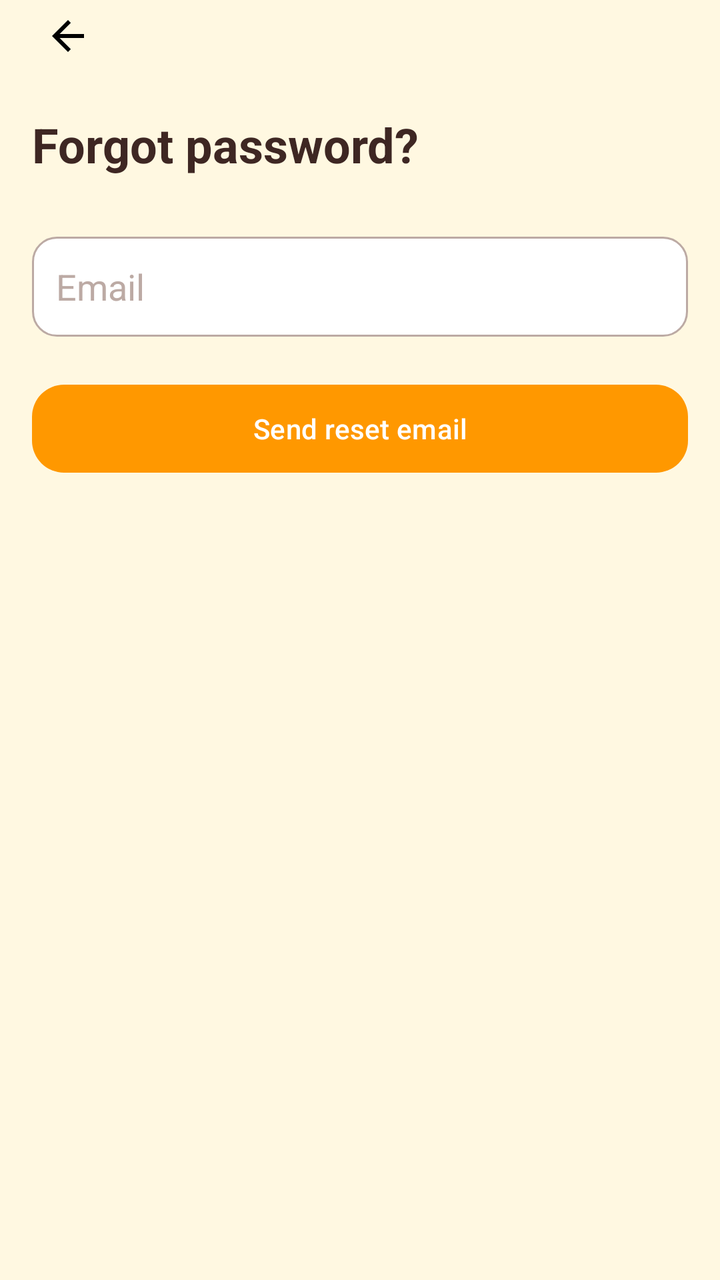
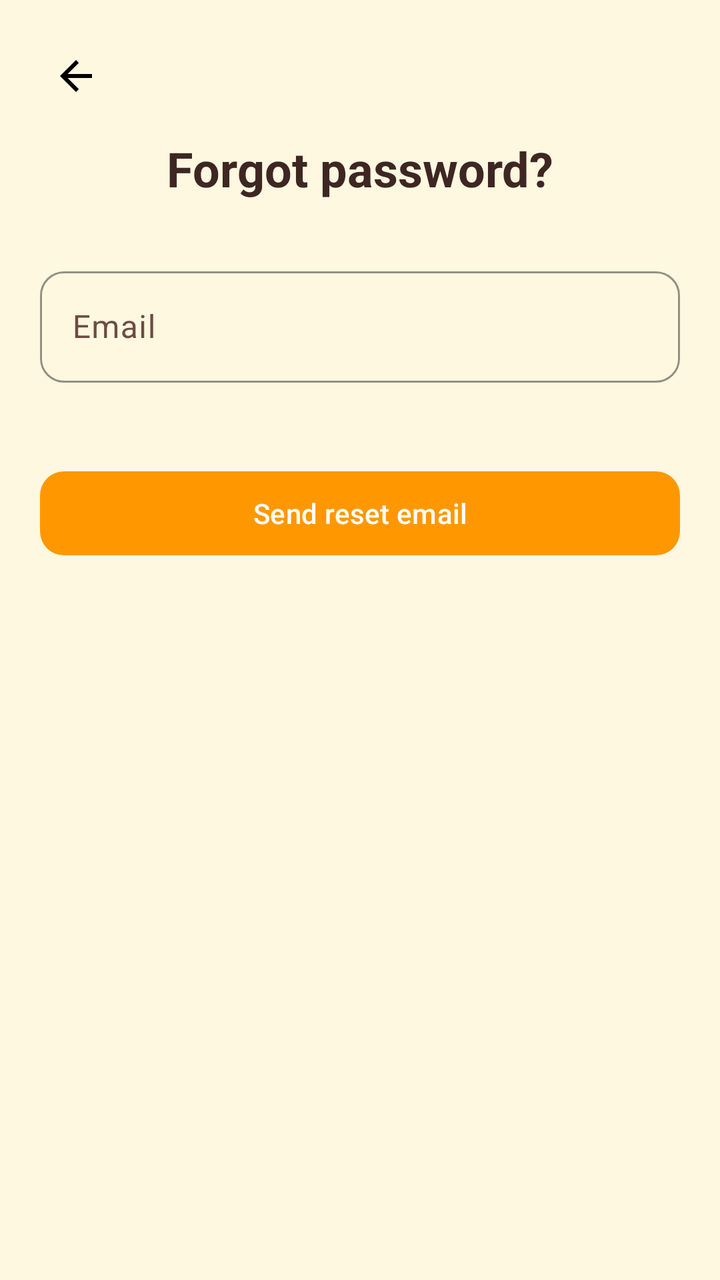

An Android layout rendered at two revisions. The XML below is the earlier revision; the diff shows what the commit changed to produce the second picture.
<!-- AndroidManifest.xml: application theme Theme.SmartFlashCard -->
<!-- res/layout/activity_forgot_pass.xml -->
<?xml version="1.0" encoding="utf-8"?>
<LinearLayout xmlns:android="http://schemas.android.com/apk/res/android"
    xmlns:app="http://schemas.android.com/apk/res-auto"
    android:id="@+id/forgotPass"
    android:layout_width="match_parent"
    android:layout_height="match_parent"
    android:background="?android:attr/colorBackground"
    android:orientation="vertical"
    android:paddingStart="16dp"
    android:paddingEnd="16dp">

    <ImageView
        android:id="@+id/back"
        android:layout_width="36dp"
        android:layout_height="36dp"
        android:layout_marginBottom="20dp"
        android:background="?attr/selectableItemBackgroundBorderless"
        android:padding="6dp"
        android:src="@drawable/ic_back"
        app:navigationIcon="@drawable/ic_back"/>

    <TextView
        android:layout_width="wrap_content"
        android:layout_height="wrap_content"
        android:layout_marginBottom="30dp"
        android:text="@string/forgot_password"
        android:textColor="?attr/colorOnBackground"
        android:textSize="24sp"
        android:textStyle="bold" />

    <EditText
        android:id="@+id/edmail"
        android:layout_width="match_parent"
        android:layout_height="50dp"
        android:background="@drawable/customedit"
        android:hint="@string/signup_email"
        android:inputType="textEmailAddress"
        android:padding="12dp"
        android:textColor="?attr/colorOnSurface"
        android:textColorHint="?attr/colorOutline" />

    <com.google.android.material.button.MaterialButton
        android:id="@+id/btnsenemail"
        style="@style/Widget.SmartFlashCard.Button"
        android:layout_width="match_parent"
        android:layout_height="52dp"
        android:layout_marginTop="20dp"
        android:text="@string/forgot_send" />

</LinearLayout>
<!-- resources referenced by this layout -->
<resources>
  <!-- drawable customedit (drawable) -->
  <?xml version="1.0" encoding="utf-8"?>
  <shape xmlns:android="http://schemas.android.com/apk/res/android">
      <solid android:color="@color/md_theme_light_surface" />
      <corners android:radius="@dimen/kid_corner_small" />
      <stroke
          android:width="1dp"
          android:color="@color/md_theme_light_outline" />
  </shape>
  <string name="forgot_password">Forgot password?</string>
  <string name="forgot_send">Send reset email</string>
  <string name="signup_email">Email</string>
  <style name="Widget.SmartFlashCard.Button" parent="Widget.Material3.Button">
          <item name="cornerRadius">@dimen/kid_corner_button</item>
          <item name="backgroundTint">?attr/colorPrimary</item>
          <item name="android:textColor">?attr/colorOnPrimary</item>
      </style>
  <style name="Theme.SmartFlashCard" parent="Base.Theme.SmartFlashCard" />
  <color name="md_theme_light_surface">#FFFFFF</color>
  <dimen name="kid_corner_small">12dp</dimen>
  <color name="md_theme_light_outline">#BCAAA4</color>
  <dimen name="kid_corner_button">16dp</dimen>
  <color name="md_theme_light_primary">#FF9800</color>
  <color name="md_theme_light_onPrimary">#FFFFFF</color>
  <color name="md_theme_light_primaryContainer">#FFE0B2</color>
  <color name="md_theme_light_onPrimaryContainer">#5D3200</color>
  <color name="md_theme_light_secondary">#00BCD4</color>
  <color name="md_theme_light_onSecondary">#FFFFFF</color>
  <color name="md_theme_light_secondaryContainer">#B2EBF2</color>
  <color name="md_theme_light_onSecondaryContainer">#006064</color>
  <color name="md_theme_light_tertiary">#66BB6A</color>
  <color name="md_theme_light_onTertiary">#FFFFFF</color>
  <color name="md_theme_light_tertiaryContainer">#C8E6C9</color>
  <color name="md_theme_light_onTertiaryContainer">#1B5E20</color>
  <color name="md_theme_light_background">#FFF8E1</color>
  <color name="md_theme_light_onBackground">#3E2723</color>
  <color name="md_theme_light_error">#E53935</color>
  <color name="md_theme_light_onError">#FFFFFF</color>
  <color name="md_theme_light_errorContainer">#FFCDD2</color>
  <color name="md_theme_light_onErrorContainer">#B71C1C</color>
  <color name="md_theme_light_onSurface">#3E2723</color>
  <color name="md_theme_light_surfaceVariant">#FFF3E0</color>
  <color name="md_theme_light_onSurfaceVariant">#6D4C41</color>
  <style name="Widget.SmartFlashCard.Card" parent="Widget.Material3.CardView.Elevated">
          <item name="cardCornerRadius">@dimen/kid_corner_card</item>
          <item name="cardElevation">@dimen/kid_elevation_card</item>
          <item name="cardBackgroundColor">?attr/colorSurface</item>
          <item name="strokeWidth">0dp</item>
      </style>
  <style name="Widget.SmartFlashCard.Fab" parent="Widget.Material3.FloatingActionButton.Primary">
          <item name="backgroundTint">?attr/colorSecondary</item>
          <item name="tint">?attr/colorOnSecondary</item>
          <item name="shapeAppearance">@style/ShapeAppearance.SmartFlashCard.Medium</item>
      </style>
  <style name="ShapeAppearance.SmartFlashCard.Small" parent="ShapeAppearance.Material3.Corner.Small">
          <item name="cornerSize">@dimen/kid_corner_small</item>
      </style>
  <style name="ShapeAppearance.SmartFlashCard.Medium" parent="ShapeAppearance.Material3.Corner.Medium">
          <item name="cornerSize">@dimen/kid_corner_button</item>
      </style>
  <style name="ShapeAppearance.SmartFlashCard.Large" parent="ShapeAppearance.Material3.Corner.Large">
          <item name="cornerSize">@dimen/kid_corner_card</item>
      </style>
  <dimen name="kid_corner_card">24dp</dimen>
  <dimen name="kid_elevation_card">4dp</dimen>
  <!-- unchanged entries left out for length: 4 -->
</resources>

<!-- the commit's change to res/layout/activity_forgot_pass.xml (unified diff, before → after) -->
@@ -1,50 +1,63 @@
 <?xml version="1.0" encoding="utf-8"?>
-<LinearLayout xmlns:android="http://schemas.android.com/apk/res/android"
+<ScrollView xmlns:android="http://schemas.android.com/apk/res/android"
     xmlns:app="http://schemas.android.com/apk/res-auto"
+    xmlns:tools="http://schemas.android.com/tools"
     android:id="@+id/forgotPass"
     android:layout_width="match_parent"
     android:layout_height="match_parent"
     android:background="?android:attr/colorBackground"
-    android:orientation="vertical"
-    android:paddingStart="16dp"
-    android:paddingEnd="16dp">
+    android:fillViewport="true">
 
-    <ImageView
-        android:id="@+id/back"
-        android:layout_width="36dp"
-        android:layout_height="36dp"
-        android:layout_marginBottom="20dp"
-        android:background="?attr/selectableItemBackgroundBorderless"
-        android:padding="6dp"
-        android:src="@drawable/ic_back"
-        app:navigationIcon="@drawable/ic_back"/>
+    <LinearLayout
+        android:layout_width="match_parent"
+        android:layout_height="wrap_content"
+        android:orientation="vertical"
+        android:padding="20dp">
 
-    <TextView
-        android:layout_width="wrap_content"
-        android:layout_height="wrap_content"
-        android:layout_marginBottom="30dp"
-        android:text="@string/forgot_password"
-        android:textColor="?attr/colorOnBackground"
-        android:textSize="24sp"
-        android:textStyle="bold" />
+        <ImageView
+            android:id="@+id/back"
+            android:layout_width="36dp"
+            android:layout_height="36dp"
+            android:background="?attr/selectableItemBackgroundBorderless"
+            android:contentDescription="@string/forgot_password"
+            android:padding="6dp"
+            android:src="@drawable/ic_back" />
 
-    <EditText
-        android:id="@+id/edmail"
-        android:layout_width="match_parent"
-        android:layout_height="50dp"
-        android:background="@drawable/customedit"
-        android:hint="@string/signup_email"
-        android:inputType="textEmailAddress"
-        android:padding="12dp"
-        android:textColor="?attr/colorOnSurface"
-        android:textColorHint="?attr/colorOutline" />
+        <TextView
+            android:layout_width="wrap_content"
+            android:layout_height="wrap_content"
+            android:layout_gravity="center_horizontal"
+            android:layout_marginTop="12dp"
+            android:layout_marginBottom="30dp"
+            android:text="@string/forgot_password"
+            android:textColor="?attr/colorOnBackground"
+            android:textSize="24sp"
+            android:textStyle="bold" />
 
-    <com.google.android.material.button.MaterialButton
-        android:id="@+id/btnsenemail"
-        style="@style/Widget.SmartFlashCard.Button"
-        android:layout_width="match_parent"
-        android:layout_height="52dp"
-        android:layout_marginTop="20dp"
-        android:text="@string/forgot_send" />
+        <com.google.android.material.textfield.TextInputLayout
+            android:id="@+id/tilEmail"
+            style="@style/Widget.SmartFlashCard.TextInput"
+            android:layout_width="match_parent"
+            android:layout_height="wrap_content"
+            android:layout_marginBottom="20dp"
+            android:hint="@string/signup_email"
+            app:errorEnabled="true">
 
-</LinearLayout>
+            <com.google.android.material.textfield.TextInputEditText
+                android:id="@+id/edmail"
+                android:layout_width="match_parent"
+                android:layout_height="wrap_content"
+                android:inputType="textEmailAddress"
+                android:maxLines="1" />
+        </com.google.android.material.textfield.TextInputLayout>
+
+        <com.google.android.material.button.MaterialButton
+            android:id="@+id/btnsenemail"
+            style="@style/Widget.SmartFlashCard.Button"
+            android:layout_width="match_parent"
+            android:layout_height="50dp"
+            android:text="@string/forgot_send"
+            app:cornerRadius="12dp" />
+
+    </LinearLayout>
+</ScrollView>
<!-- resource entries referenced after the edit -->
@@ -1,14 +1,5 @@
 <!-- resources referenced by this layout -->
 <resources>
-  <!-- drawable customedit (drawable) -->
-  <?xml version="1.0" encoding="utf-8"?>
-  <shape xmlns:android="http://schemas.android.com/apk/res/android">
-      <solid android:color="@color/md_theme_light_surface" />
-      <corners android:radius="@dimen/kid_corner_small" />
-      <stroke
-          android:width="1dp"
-          android:color="@color/md_theme_light_outline" />
-  </shape>
   <string name="forgot_password">Forgot password?</string>
   <string name="forgot_send">Send reset email</string>
   <string name="signup_email">Email</string>
